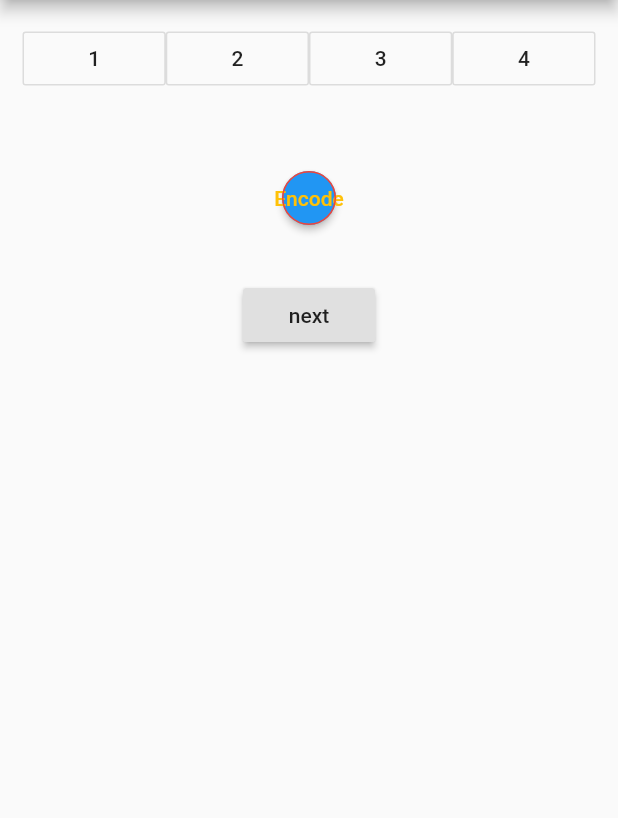
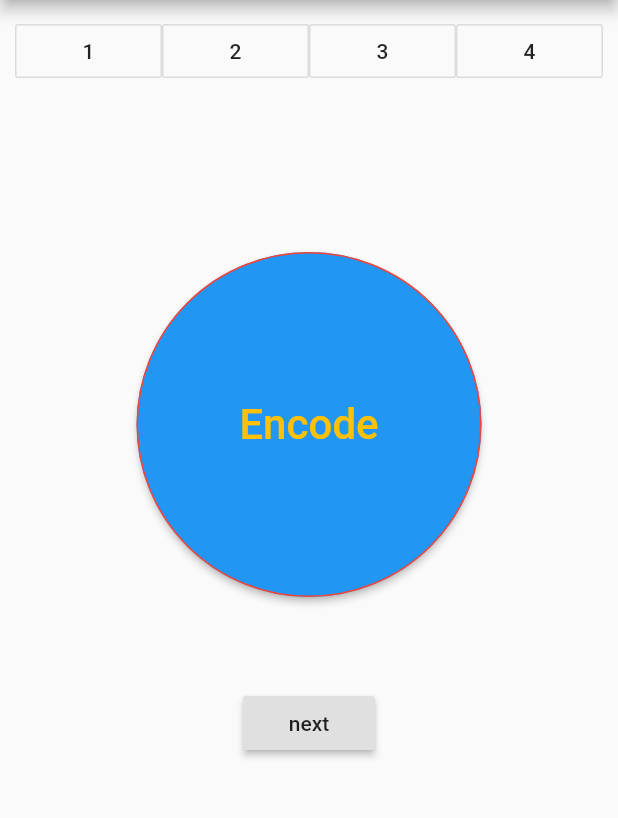
Before and after one commit to DevSanso/crypto_file_app, a Flutter app: the screen it shows after launch, on a phone screen of 412 x 824 dp, the part 84-902 px from its top. Run offline on Flutter 3.47's test engine with Material 2 defaults, Android fonts, the phone set to English and light mode, and no system bars; missing offline and left inert: loading_animations.

Commit message:
set size

```diff
--- a/lib/main.dart
+++ b/lib/main.dart
@@ -79,10 +79,11 @@ class _MyHomePageState extends State<MyHomePage> {
     return Column(
       children: [
         Container(
-          padding: EdgeInsets.all(15),
+          padding: EdgeInsets.all(10),
           child: widgetRouter(),
         ),
-        mainWidget()
+        mainWidget(),
+
       ],
     );
   }
--- a/lib/view/intro.dart
+++ b/lib/view/intro.dart
@@ -24,10 +24,15 @@ class _IntroState extends State<Intro> {
       children:
       [
         Container(
-          padding: EdgeInsets.all(30),
+          padding: EdgeInsets.only(top:100),
           child: _setActionbtn(),
+          width : 330,
+          height : 330,
         ),
-        _nextBtn()
+        Container(
+          padding: EdgeInsets.only(top: 60),
+          child:_nextBtn()
+        )
       ],);
   }
 
@@ -41,9 +46,9 @@ class _IntroState extends State<Intro> {
       },
       child: () {
         if(config.isEncode()) {
-          return Text("Encode");
+          return Text("Encode",style: TextStyle(fontSize: 28));
         }else {
-          return Text("Decode");
+          return Text("Decode",style: TextStyle(fontSize: 28));
         }
       }(),
       shape: CircleBorder(
```
